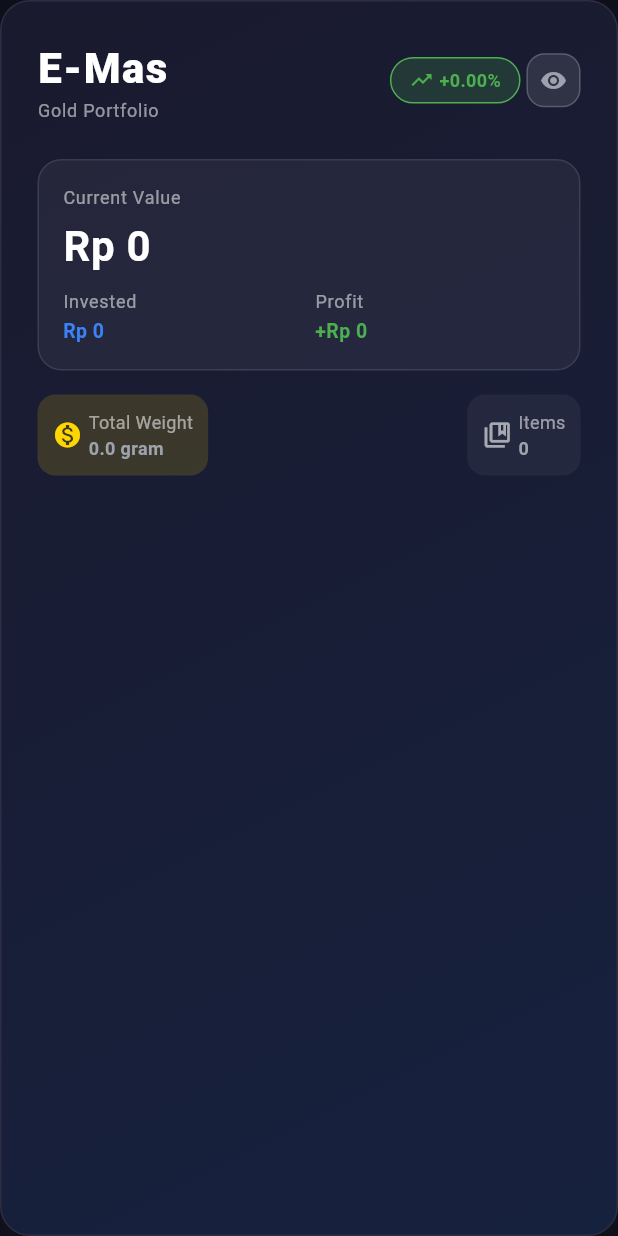
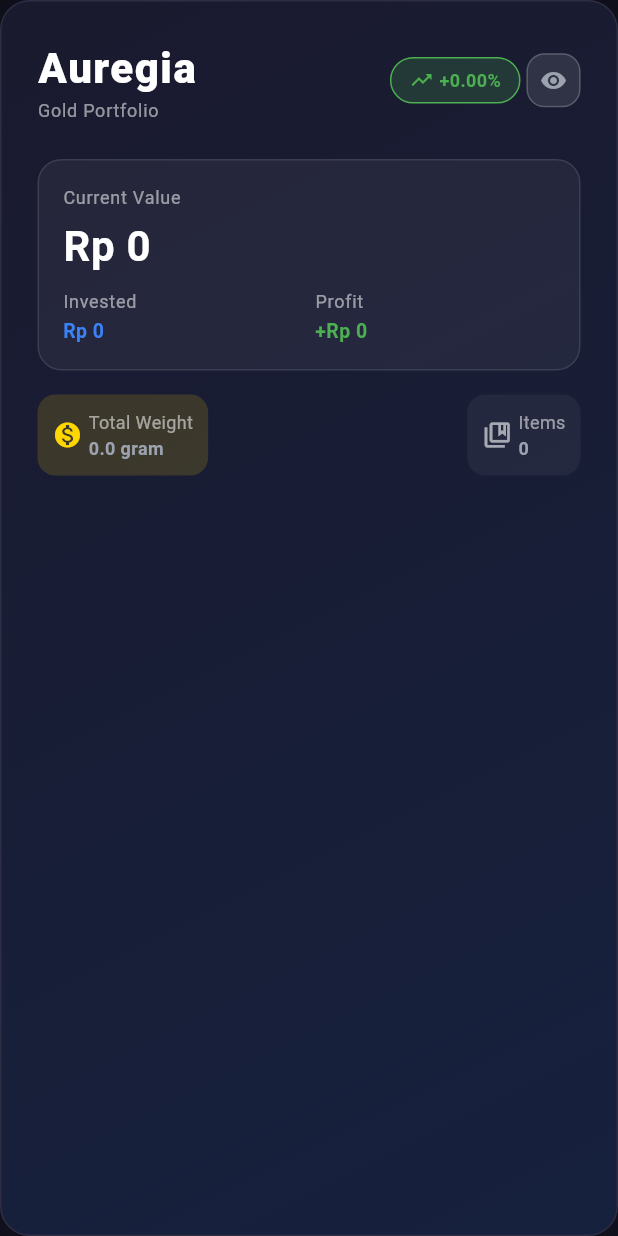
Before and after one commit to MarcelArt/e_mas, a Flutter app: the SummaryCardWidget widget shown alone on an empty page, opened directly with empty values, on a phone screen of 412 x 824 dp. Run offline on Flutter 3.47's test engine with Material 3 defaults, Android fonts, the phone set to English and light mode, and no system bars; our stand-ins replace dio, hive, hive_flutter, shared_preferences; accounts and stored records are empty; network calls fail.

Commit message:
refactor - change app name

```diff
--- a/lib/main.dart
+++ b/lib/main.dart
@@ -21,7 +21,7 @@ class MainApp extends StatelessWidget {
   @override
   Widget build(BuildContext context) {
     return MaterialApp(
-      title: 'E-Mas',
+      title: 'Auregia',
       debugShowCheckedModeBanner: false,
       theme: ThemeData(
         useMaterial3: true,
--- a/lib/views/home.view.dart
+++ b/lib/views/home.view.dart
@@ -163,7 +163,7 @@ class _HomeViewState extends State<HomeView> {
               ),
               SizedBox(height: 2),
               Text(
-                'E-Mas Portfolio',
+                'Auregia Portfolio',
                 style: AppTextStyles.headingLarge,
               ),
             ],
--- a/lib/widgets/summary_card.widget.dart
+++ b/lib/widgets/summary_card.widget.dart
@@ -50,7 +50,7 @@ class SummaryCardWidget extends StatelessWidget {
                   crossAxisAlignment: CrossAxisAlignment.start,
                   children: [
                     Text(
-                      "E-Mas",
+                      "Auregia",
                       style: AppTextStyles.headingLarge.copyWith(
                         fontSize: 28,
                         letterSpacing: 1,
```
Also changed, not shown: 9 other files.
